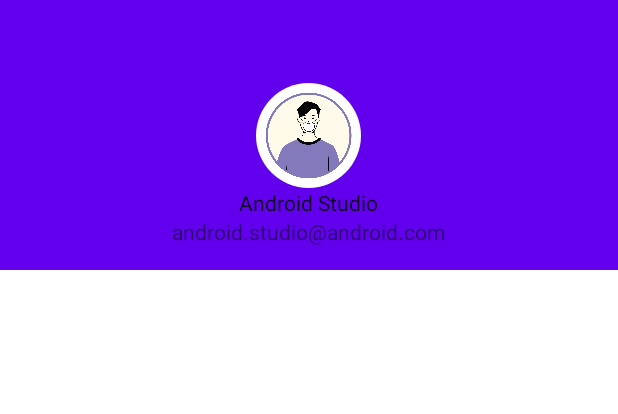
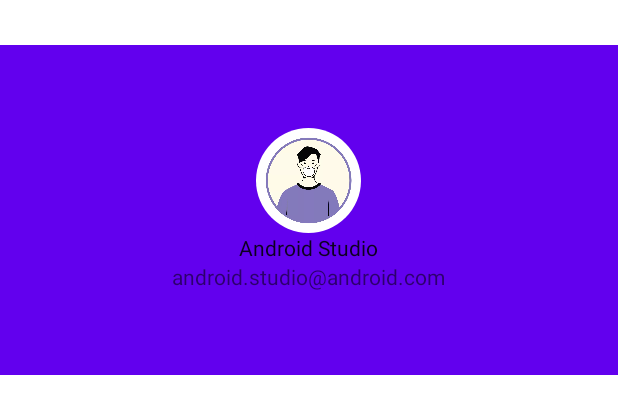
Before and after one commit to immaturehearts/EPCMSystem, an Android app: the layout home_header.xml on its own in the app's theme, with its tools: preview values and no code run, on a phone screen of 412 x 824 dp. Shown: the top 414 px of the screen. Run offline under Robolectric (Android 15) with nearby library versions, the phone set to English and light mode, and no system bars.

Commit message:
修复bug

```diff
--- a/app/src/main/res/layout/home_header.xml
+++ b/app/src/main/res/layout/home_header.xml
@@ -1,9 +1,10 @@
 <?xml version="1.0" encoding="utf-8"?>
 <LinearLayout xmlns:android="http://schemas.android.com/apk/res/android"
     android:layout_width="match_parent"
-    android:layout_height="180dp"
+    android:layout_height="220dp"
     android:orientation="vertical"
-    android:gravity="bottom|center"
+    android:gravity="center"
+    android:layout_marginTop="30dp"
     android:paddingLeft="@dimen/activity_horizontal_margin"
     android:paddingTop="@dimen/activity_vertical_margin"
     android:paddingRight="@dimen/activity_horizontal_margin"
@@ -14,8 +15,7 @@
         android:id="@+id/user_image"
         android:layout_width="70dp"
         android:layout_height="70dp"
-        android:src="@drawable/mask1"
-        android:layout_centerInParent="true"/>
+        android:src="@drawable/mask1" />
 
 <!--    <TextView-->
 <!--        android:id="@+id/user_name"-->
@@ -29,7 +29,6 @@
         android:id="@+id/user_name"
         android:layout_width="wrap_content"
         android:layout_height="wrap_content"
-        android:layout_alignParentBottom="true"
         android:text="@string/nav_header_title"
         android:textAppearance="@style/TextAppearance.AppCompat.Body1" />
 
--- a/app/src/main/res/navigation/mobile_navigation.xml
+++ b/app/src/main/res/navigation/mobile_navigation.xml
@@ -3,7 +3,7 @@
     xmlns:app="http://schemas.android.com/apk/res-auto"
     xmlns:tools="http://schemas.android.com/tools"
     android:id="@+id/mobile_navigation"
-    app:startDestination="@+id/nav_home">
+    app:startDestination="@id/nav_slideshow">
 
     <fragment
         android:id="@+id/nav_home"
```
Also changed, not shown: app/src/main/java/com/example/epcmsystem/ui/home/HomeFragment.java (+10 -4 lines), app/src/main/res/navigation/bmobile_navigation.xml (+10 -10 lines).
